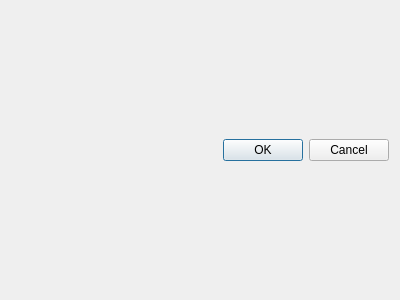
The window that widgets/editor/EditorTools/Settings/effectsettings.ui (taliyos/DialogueCreatorForGames) describes before a commit, drawn with Qt 5.
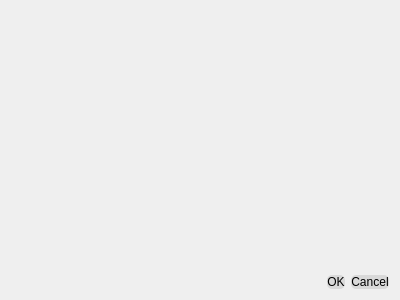
The same window after the commit.

Commit message: Settings Page Styles

What changed in the file:
```diff
--- a/widgets/editor/EditorTools/Settings/effectsettings.ui
+++ b/widgets/editor/EditorTools/Settings/effectsettings.ui
@@ -13,8 +13,28 @@
   <property name="windowTitle">
    <string>Dialog</string>
   </property>
+  <property name="styleSheet">
+   <string notr="true">QPushButton {
+	border-radius: 5px;
+	background-color: #d9d9d9;
+	color: black;
+}
+
+QPushButton:Hover {
+	background-color: #fefefe;
+}
+
+QPushButton:Pressed {
+	background-color: #a3a3a3;
+}
+
+#buttonBox QPushButton {
+	min-width: 60px;
+	min-height: 32px;
+}</string>
+  </property>
   <layout class="QGridLayout" name="gridLayout">
-   <item row="0" column="0">
+   <item row="1" column="0">
     <widget class="QDialogButtonBox" name="buttonBox">
      <property name="orientation">
       <enum>Qt::Horizontal</enum>
@@ -24,6 +44,19 @@
      </property>
     </widget>
    </item>
+   <item row="0" column="0">
+    <spacer name="verticalSpacer">
+     <property name="orientation">
+      <enum>Qt::Vertical</enum>
+     </property>
+     <property name="sizeHint" stdset="0">
+      <size>
+       <width>20</width>
+       <height>40</height>
+      </size>
+     </property>
+    </spacer>
+   </item>
   </layout>
  </widget>
  <resources/>
```
The commit also changes 9 other files.
